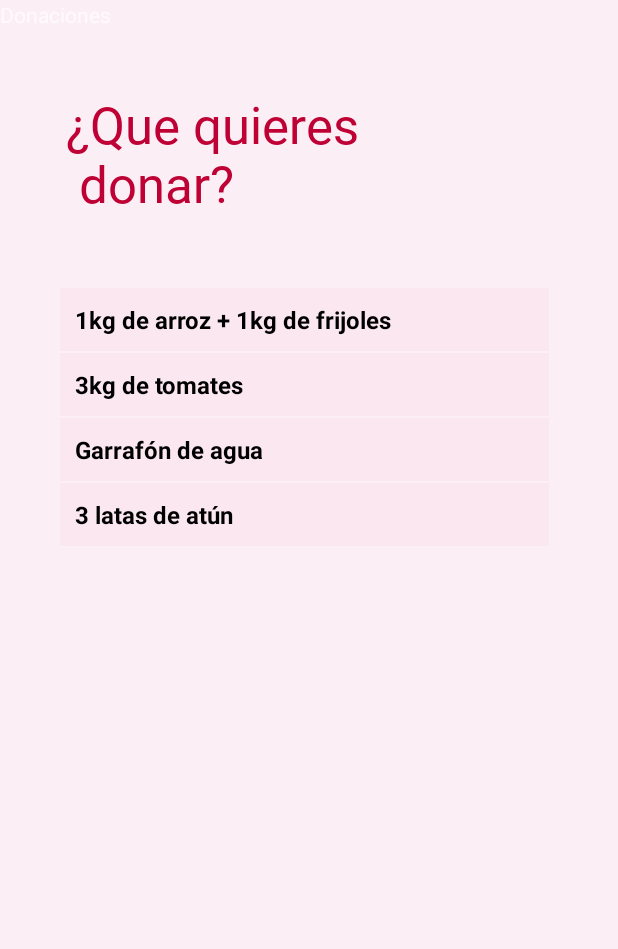
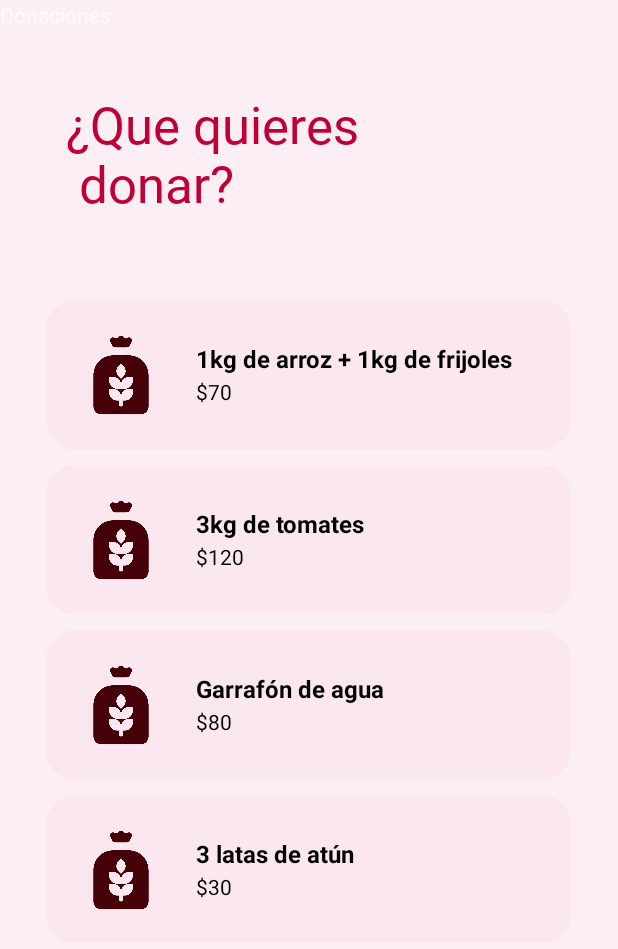
Before and after one commit to Alyxhelpme/AppBAMX, an Android app: the fragment DonationFragment shown on its own in the app's theme, on a phone screen of 412 x 824 dp. Shown: the top 949 px of the screen. Run offline under Robolectric (Android 15) with nearby library versions, the phone set to English and light mode, and no system bars.

Commit message:
recyclerView on donation fragment done

```diff
--- a/app/build.gradle
+++ b/app/build.gradle
@@ -54,6 +54,9 @@ dependencies {
     implementation 'androidx.constraintlayout:constraintlayout:2.1.4'
     implementation 'com.google.android.gms:play-services-maps:18.1.0'
     testImplementation 'junit:junit:4.13.2'
+    implementation "androidx.recyclerview:recyclerview:1.2.1"
+    // For control over item selection of both touch and mouse driven selection
+    implementation "androidx.recyclerview:recyclerview-selection:1.1.0"
     androidTestImplementation 'androidx.test.ext:junit:1.1.3'
     androidTestImplementation 'androidx.test.espresso:espresso-core:3.4.0'
 }
--- /dev/null
+++ b/app/src/main/java/mx/itesm/bamx/DonationAdapter.kt
@@ -0,0 +1,56 @@
+package mx.itesm.bamx
+
+import android.view.LayoutInflater
+import android.view.View
+import android.view.ViewGroup
+import android.widget.ImageView
+import android.widget.TextView
+import androidx.appcompat.view.menu.MenuView
+import androidx.recyclerview.widget.RecyclerView
+
+class DonationAdapter(var productos : ArrayList<String>, var prices : ArrayList<String>) :
+    RecyclerView.Adapter<DonationAdapter.DonationViewHolder>(){
+
+    // internal class that will work as view holder (like a binding stuff)
+
+    class DonationViewHolder(itemView: View) :
+            RecyclerView.ViewHolder(itemView) {
+
+                var nombre : TextView
+                var price : TextView
+                var imagen : ImageView
+
+                init {
+
+                    nombre = itemView.findViewById(R.id.idNombre)
+                    price = itemView.findViewById(R.id.idPrice)
+                    imagen = itemView.findViewById(R.id.idImagen)
+
+                }
+
+    }
+
+    // momento en que creamos la lista
+    override fun onCreateViewHolder(parent: ViewGroup, viewType: Int): DonationViewHolder {
+
+        val view = LayoutInflater.from(parent.context).inflate(R.layout.item_list, parent, false)
+
+        return DonationViewHolder(view)
+
+    }
+
+    // asociamos una vista en particular con un elemento de nuestra fuente
+    // de datos
+    override fun onBindViewHolder(holder: DonationViewHolder, position: Int) {
+
+        holder.nombre.text = productos[position]
+        holder.price.text = prices[position]
+
+    }
+
+    // obtener total de elementos
+    override fun getItemCount(): Int {
+        return productos.size
+    }
+
+}
--- /dev/null
+++ b/app/src/main/java/mx/itesm/bamx/Product.kt
@@ -0,0 +1,3 @@
+package mx.itesm.bamx
+
+data class Product(var nombre : String, var price : String, var image : Int)
--- a/app/src/main/java/mx/itesm/bamx/fragments/DonationFragment.kt
+++ b/app/src/main/java/mx/itesm/bamx/fragments/DonationFragment.kt
@@ -1,14 +1,16 @@
 package mx.itesm.bamx.fragments
 
-import android.content.Context
 import android.os.Bundle
 import androidx.fragment.app.Fragment
 import android.view.LayoutInflater
 import android.view.View
 import android.view.ViewGroup
 import android.widget.ArrayAdapter
-import android.widget.ListAdapter
-import android.widget.ListView
+import androidx.recyclerview.widget.GridLayoutManager
+import androidx.recyclerview.widget.LinearLayoutManager
+import androidx.recyclerview.widget.RecyclerView
+import mx.itesm.bamx.DonationAdapter
+import mx.itesm.bamx.Product
 import mx.itesm.bamx.R
 
 
@@ -27,14 +29,18 @@ class DonationFragment : Fragment() {
     private var param1: String? = null
     private var param2: String? = null
 
-    private var LV1:ListView?=null
+    lateinit var recyclerView : RecyclerView
+
+    lateinit var nombres : ArrayList<String>
+    lateinit var precios : ArrayList<String>
 
     private val items= arrayOf("1kg de arroz + 1kg de frijoles", "3kg de tomates", "Garrafón de agua", "3 latas de atún")
-    private val price= arrayOf("$70", "$120", "$80", "$30")
+    private val prices= arrayOf("$70", "$120", "$80", "$30")
 
     override fun onCreate(savedInstanceState: Bundle?) {
 
         super.onCreate(savedInstanceState)
+
         arguments?.let {
             param1 = it.getString(ARG_PARAM1)
             param2 = it.getString(ARG_PARAM2)
@@ -46,16 +52,43 @@ class DonationFragment : Fragment() {
         inflater: LayoutInflater, container: ViewGroup?,
         savedInstanceState: Bundle?
     ): View? {
-        // Inflate the layout for this fragment
-
-
 
         val view: View = inflater.inflate(R.layout.fragment_donation, container, false)
 
-        LV1 = view.findViewById<ListView>(R.id.LV1)
+        // Inflate the layout for this fragment
 
-        val adaptador:ArrayAdapter<String> = ArrayAdapter<String> (requireActivity() , R.layout.fragment_donation_lv, items)
-        LV1?.adapter = adaptador
+        // datos
+        nombres = ArrayList()
+
+        nombres.add(items[0])
+        nombres.add(items[1])
+        nombres.add(items[2])
+        nombres.add(items[3])
+
+        precios = ArrayList()
+
+        precios.add(prices[0])
+        precios.add(prices[1])
+        precios.add(prices[2])
+        precios.add(prices[3])
+
+        // gui
+        recyclerView = view.findViewById(R.id.itemsRV) // this may not work
+
+        // datos -> gui
+
+
+        // creador adaptador
+        val adapter = DonationAdapter(nombres, precios)
+
+        //layout manager
+        val llm = LinearLayoutManager(activity)
+        llm.orientation = LinearLayoutManager.VERTICAL
+
+        //asignamos llm a GUI
+        recyclerView.layoutManager = llm
+        recyclerView.adapter = adapter
+
         return view
     }
 
@@ -77,5 +110,7 @@ class DonationFragment : Fragment() {
                     putString(ARG_PARAM2, param2)
                 }
             }
+
     }
+
 }
--- /dev/null
+++ b/app/src/main/res/drawable/fragment_donation_product_container.xml
@@ -0,0 +1,7 @@
+<?xml version="1.0" encoding="utf-8"?>
+<shape xmlns:android="http://schemas.android.com/apk/res/android" android:shape="rectangle">
+
+    <solid android:color="#FAE7EF"/>
+    <corners android:radius="20dp"/>
+
+</shape>
--- a/app/src/main/res/layout/fragment_donation.xml
+++ b/app/src/main/res/layout/fragment_donation.xml
@@ -19,15 +19,6 @@
         app:layout_constraintStart_toStartOf="parent"
         app:layout_constraintTop_toTopOf="parent" />
 
-    <ListView
-        android:id="@+id/LV1"
-        android:layout_width="326dp"
-        android:layout_height="456dp"
-        android:layout_marginStart="40dp"
-        android:layout_marginTop="40dp"
-        app:layout_constraintStart_toStartOf="parent"
-        app:layout_constraintTop_toBottomOf="@+id/MainTV" />
-
     <TextView
         android:id="@+id/MainTV"
         android:layout_width="251dp"
@@ -42,4 +33,17 @@
         app:layout_constraintStart_toStartOf="parent"
         app:layout_constraintTop_toTopOf="parent" />
 
+    <androidx.recyclerview.widget.RecyclerView
+        android:id="@+id/itemsRV"
+        android:layout_width="350dp"
+        android:layout_height="428dp"
+        android:layout_marginTop="40dp"
+        app:layout_constraintBottom_toBottomOf="parent"
+        app:layout_constraintEnd_toEndOf="parent"
+        app:layout_constraintHorizontal_bias="0.494"
+        app:layout_constraintStart_toStartOf="parent"
+        app:layout_constraintTop_toBottomOf="@+id/MainTV"
+        app:layout_constraintVertical_bias="0.04000002"
+        tools:listitem="@layout/item_list" />
+
 </androidx.constraintlayout.widget.ConstraintLayout>
--- /dev/null
+++ b/app/src/main/res/layout/item_list.xml
@@ -0,0 +1,41 @@
+<?xml version="1.0" encoding="utf-8"?>
+<androidx.constraintlayout.widget.ConstraintLayout xmlns:android="http://schemas.android.com/apk/res/android"
+    xmlns:app="http://schemas.android.com/apk/res-auto"
+    xmlns:tools="http://schemas.android.com/tools"
+    android:layout_width="match_parent"
+    android:layout_height="wrap_content"
+    android:background="@drawable/fragment_donation_product_container"
+    android:layout_marginBottom="10dp">
+
+    <ImageView
+        android:id="@+id/idImagen"
+        android:layout_width="100dp"
+        android:layout_height="100dp"
+        app:layout_constraintStart_toStartOf="parent"
+        app:layout_constraintTop_toTopOf="parent"
+        app:srcCompat="@drawable/costal" />
+
+    <TextView
+        android:id="@+id/idNombre"
+        android:layout_width="wrap_content"
+        android:layout_height="wrap_content"
+        android:layout_marginTop="28dp"
+        android:fontFamily="sans-serif"
+        android:text="Nombre"
+        android:textColor="#000000"
+        android:textSize="16sp"
+        android:textStyle="bold"
+        app:layout_constraintStart_toEndOf="@+id/idImagen"
+        app:layout_constraintTop_toTopOf="parent" />
+
+    <TextView
+        android:id="@+id/idPrice"
+        android:layout_width="wrap_content"
+        android:layout_height="wrap_content"
+        android:layout_marginTop="1dp"
+        android:fontFamily="sans-serif"
+        android:text="$$$"
+        android:textColor="#000000"
+        app:layout_constraintStart_toEndOf="@+id/idImagen"
+        app:layout_constraintTop_toBottomOf="@+id/idNombre" />
+</androidx.constraintlayout.widget.ConstraintLayout>
```
Also changed, not shown: app/src/main/res/drawable-v24/costal.png (added), app/src/main/res/drawable-v24/costal2.png (added), 5 other files.
